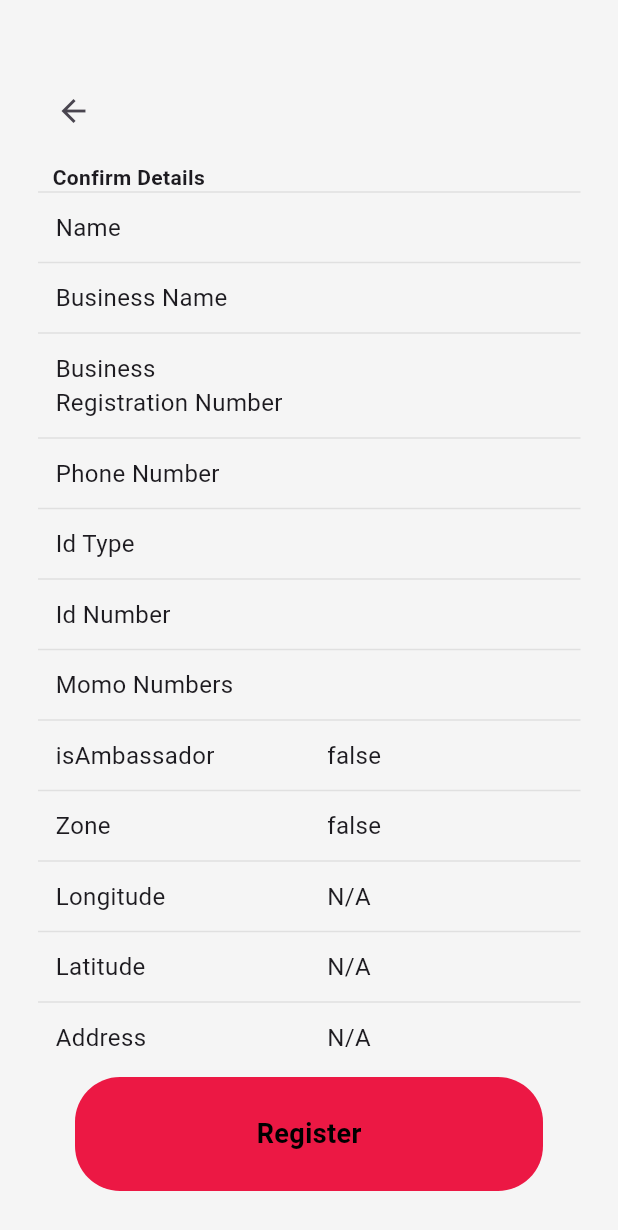
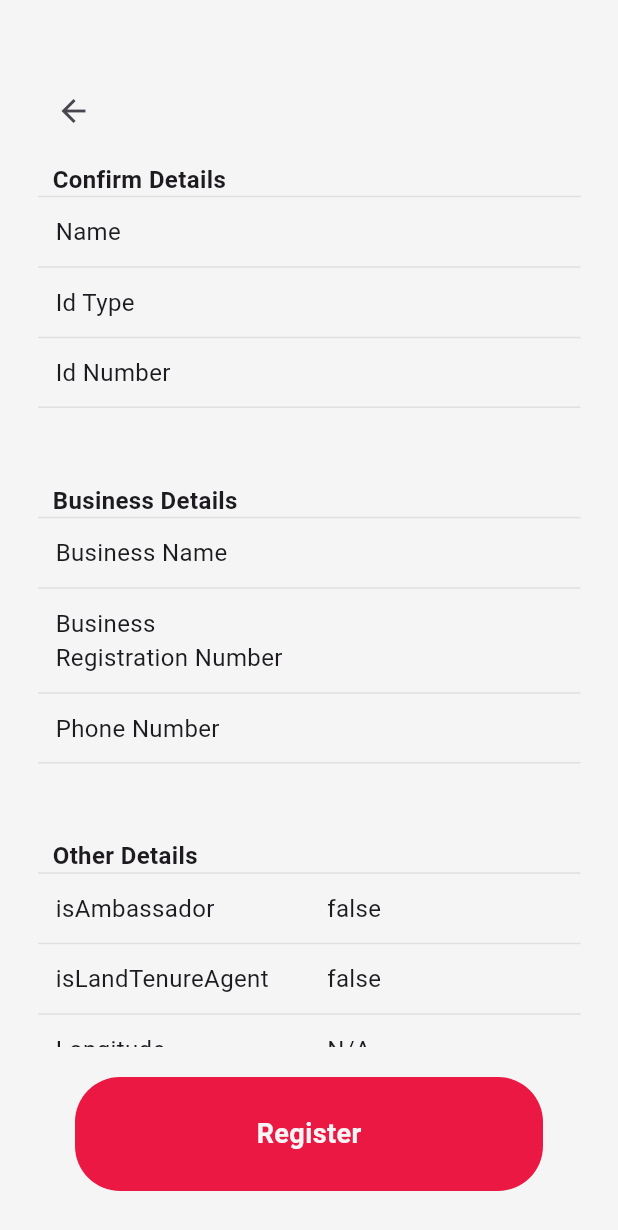
Before and after one commit to Jheezy30/agent_app, a Flutter app: the ConfirmDetailsPage screen opened directly with empty values, on a phone screen of 412 x 824 dp. Shown: the top 1230 px of the screen. Run offline on Flutter 3.47's test engine with Material 3 defaults, Android fonts, the phone set to English and light mode, and no system bars; our stand-ins replace dio, dropdown_button2, flutter_svg, geolocator, permission_handler, shared_preferences; accounts and stored records are empty.

Commit message:
aad changes

```diff
--- a/lib/components/custom_table_row.dart
+++ b/lib/components/custom_table_row.dart
@@ -8,7 +8,6 @@ import '../services/geo_service.dart';
 class CustomTableRow extends StatefulWidget {
   final User user;
 
-
   const CustomTableRow({super.key, required this.user});
 
   @override
@@ -18,25 +17,24 @@ class CustomTableRow extends StatefulWidget {
 class _CustomTableRowState extends State<CustomTableRow> {
   @override
   void initState() {
-
     super.initState();
     Future.microtask(() {
       context.read<Geoservice>().search();
     });
   }
 
-
   @override
   Widget build(BuildContext context) {
-
-
     return Consumer<Geoservice>(builder: (__, geo, _) {
       if (geo.isLoading) {
         return Center(
           child: CircularProgressIndicator(),
         );
       }
-      return Table(
+      return Column(
+        crossAxisAlignment: CrossAxisAlignment.start,
+        children: [
+          Table(
             textDirection: TextDirection.ltr,
             defaultVerticalAlignment: TableCellVerticalAlignment.middle,
             border: TableBorder(
@@ -55,6 +53,7 @@ class _CustomTableRowState extends State<CustomTableRow> {
                       "Confirm Details",
                       style: TextStyle(
                         fontWeight: FontWeight.bold,
+                        fontSize: 16,
                       ),
                     ),
                   ),
@@ -62,11 +61,48 @@ class _CustomTableRowState extends State<CustomTableRow> {
                 ),
                 SizedBox(), // Spacer for the second cell in the header row
               ]),
-
               confirmationTableRow(
                 title: 'Name',
                 info: '${widget.user.name}',
               ),
+              confirmationTableRow(
+                title: 'Id Type',
+                info: '${widget.user.id_type}',
+              ),
+              confirmationTableRow(
+                title: 'Id Number',
+                info: '${widget.user.id_number}',
+              ),
+            ],
+          ),
+          SizedBox(height: 50), // Space between tables
+          Table(
+            textDirection: TextDirection.ltr,
+            defaultVerticalAlignment: TableCellVerticalAlignment.middle,
+            border: TableBorder(
+              bottom: BorderSide(
+                color: Colors.grey.shade300,
+                width: 1.0,
+              ),
+              horizontalInside: BorderSide(color: Colors.grey.shade300, width: 1.0),
+            ),
+            children: [
+              TableRow(children: [
+                TableCell(
+                  child: Padding(
+                    padding: const EdgeInsets.only(left: 10),
+                    child: Text(
+                      "Business Details",
+                      style: TextStyle(
+                        fontWeight: FontWeight.bold,
+                        fontSize: 16,
+                      ),
+                    ),
+                  ),
+                  verticalAlignment: TableCellVerticalAlignment.middle,
+                ),
+                SizedBox(), // Spacer for the second cell in the header row
+              ]),
               confirmationTableRow(
                 title: 'Business Name',
                 info: '${widget.user.business_name}',
@@ -79,31 +115,47 @@ class _CustomTableRowState extends State<CustomTableRow> {
                 title: 'Phone Number',
                 info: '${widget.user.contact}',
               ),
-          confirmationTableRow(
-            title: 'Id Type',
-            info: '${widget.user.id_type}',
+            ],
           ),
-          confirmationTableRow(
-            title: 'Id Number',
-            info: '${widget.user.id_number}',
+          SizedBox(height: 50), // Space between tables
+          Table(
+            textDirection: TextDirection.ltr,
+            defaultVerticalAlignment: TableCellVerticalAlignment.middle,
+            border: TableBorder(
+              bottom: BorderSide(
+                color: Colors.grey.shade300,
+                width: 1.0,
               ),
- confirmationTableRow(
-            title: 'Momo Numbers',
-            info: '',
+              horizontalInside: BorderSide(color: Colors.grey.shade300, width: 1.0),
             ),
+            children: [
+              TableRow(children: [
+                TableCell(
+                  child: Padding(
+                    padding: const EdgeInsets.only(left: 10),
+                    child: Text(
+                      "Other Details",
+                      style: TextStyle(
+                        fontWeight: FontWeight.bold,
+                        fontSize: 16,
+                      ),
+                    ),
+                  ),
+                  verticalAlignment: TableCellVerticalAlignment.middle,
+                ),
+                SizedBox(), // Spacer for the second cell in the header row
+              ]),
 
-          ...List.generate(widget.user.momos.length, (index){
+              ...List.generate(widget.user.momos.length, (index) {
                 Momo momo = widget.user.momos[index];
-            return confirmationTableRow(title: momo.network, info: momo.number,);
+                return confirmationTableRow(title: momo.network, info: momo.number);
               }),
-
-
               confirmationTableRow(
                 title: 'isAmbassador',
                 info: '${widget.user.is_ambassador}',
               ),
               confirmationTableRow(
-            title: 'Zone',
+                title: 'isLandTenureAgent',
                 info: '${widget.user.is_land_tenure_agent}',
               ),
               confirmationTableRow(
@@ -135,6 +187,8 @@ class _CustomTableRowState extends State<CustomTableRow> {
                 info: '${geo.town ?? 'N/A'}',
               ),
             ],
+          ),
+        ],
       );
     });
   }
--- a/lib/components/my_button.dart
+++ b/lib/components/my_button.dart
@@ -30,7 +30,7 @@ class MyButton extends StatelessWidget {
             child: Text(
               text,
               style: TextStyle(
-                color: Colors.black,
+                color: Colors.grey.shade100,
                 fontWeight: FontWeight.bold,
                 fontSize: 18,
               ),
--- a/lib/main.dart
+++ b/lib/main.dart
@@ -32,7 +32,7 @@ class MyApp extends StatelessWidget {
       ],
       child: MaterialApp(
         debugShowCheckedModeBanner: false,
-        home: LoginPage(td: TD(username: '', password:'')),
+        home: VendorsPage(),
         theme: ThemeData(
           scaffoldBackgroundColor: Colors.grey.shade100,
           textTheme: TextTheme(
```
Also changed, not shown: lib/pages/vendors_page.dart (+47 -12 lines). Lines whose indentation alone changed are shown as unchanged.
